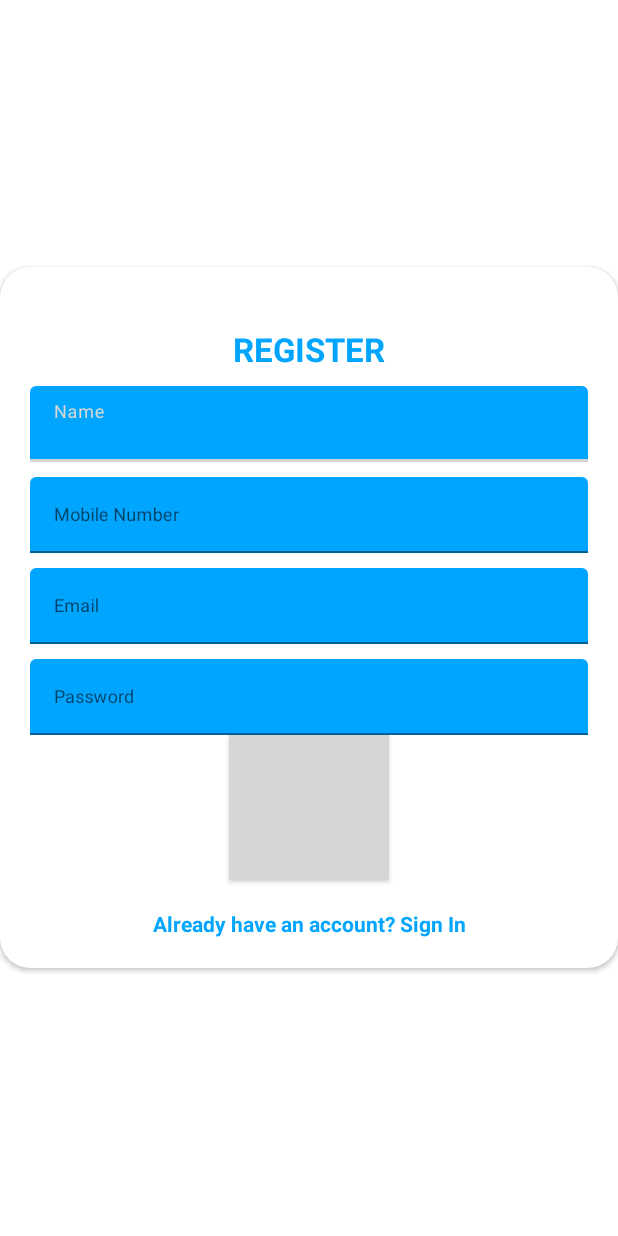
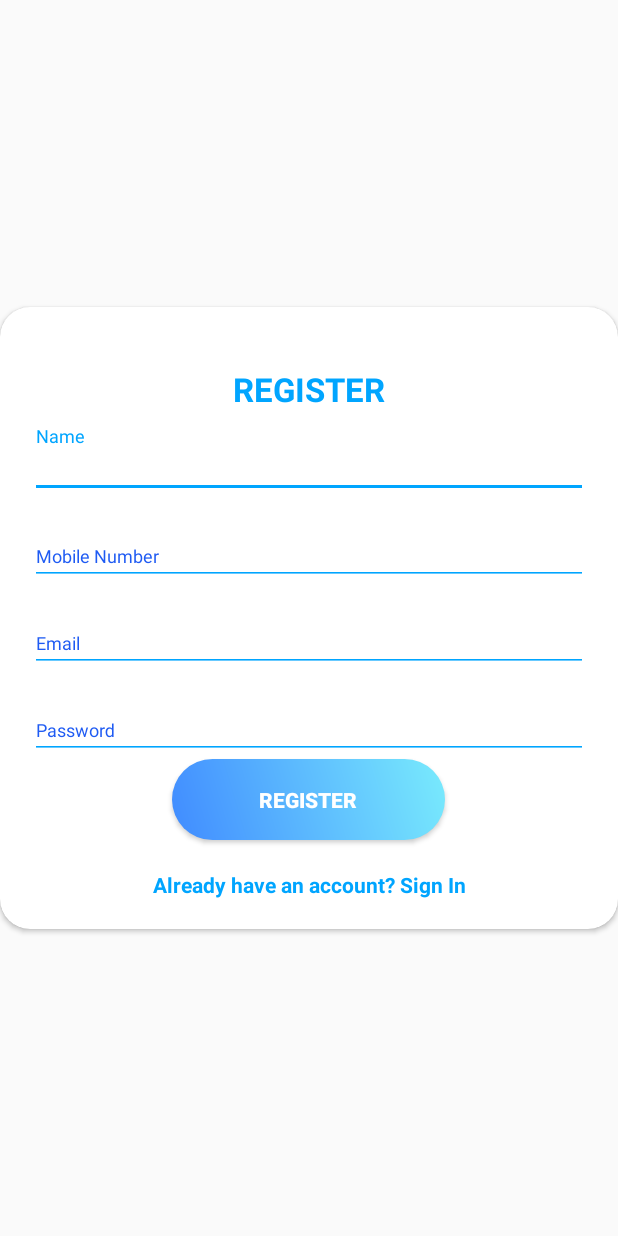
Before and after one commit to maor1122/Sportbelt, an Android app: the layout layout_register.xml on its own in the app's theme, with its tools: preview values and no code run, on a phone screen of 412 x 824 dp. Run offline under Robolectric (Android 15) with nearby library versions, the phone set to English and light mode, and no system bars; grey boxes are pictures that could not be loaded.

Commit message:
Fixed imported Login UI design.

```diff
--- a/app/build.gradle
+++ b/app/build.gradle
@@ -29,7 +29,6 @@ android {
 }
 
 dependencies {
-
     implementation 'androidx.appcompat:appcompat:1.4.1'
     implementation 'com.google.android.material:material:1.5.0'
     implementation 'androidx.constraintlayout:constraintlayout:2.1.3'
--- a/app/src/main/AndroidManifest.xml
+++ b/app/src/main/AndroidManifest.xml
@@ -9,7 +9,7 @@
         android:icon="@mipmap/ic_launcher"
         android:label="@string/app_name"
         android:supportsRtl="true"
-        android:theme="@style/Theme.Sbelt"
+        android:theme="@style/AppTheme.NoActionBar"
         tools:targetApi="31" >
         <activity
             android:name=".RegisterActivity"
--- /dev/null
+++ b/app/src/main/res/drawable/login_button_bk.xml
@@ -0,0 +1,17 @@
+<?xml version="1.0" encoding="utf-8"?>
+<shape xmlns:android="http://schemas.android.com/apk/res/android" android:shape="rectangle" >
+    <corners
+        android:radius="27dp"
+        />
+    <gradient
+        android:angle="45"
+        android:centerX="35%"
+        android:startColor="#408bff"
+        android:endColor="#79EBFD"
+        android:type="linear"
+        />
+    <size
+        android:width="182dp"
+        android:height="54dp"
+        />
+</shape>
--- a/app/src/main/res/layout/activity_login.xml
+++ b/app/src/main/res/layout/activity_login.xml
@@ -46,8 +46,8 @@ tools:context=".LoginActivity">
             <TextView
                 style="@style/headerText"
                 android:layout_gravity="center"
-                android:text="App Snipp"
-                android:layout_marginTop="40dp"/>
+                android:layout_marginTop="40dp"
+                android:text="Sportbelt" />
             <include
                 layout="@layout/layout_register"/>
 
--- a/app/src/main/res/layout/layout_register.xml
+++ b/app/src/main/res/layout/layout_register.xml
@@ -1,5 +1,5 @@
 <?xml version="1.0" encoding="utf-8"?>
-<android.support.v7.widget.CardView
+<androidx.cardview.widget.CardView
     xmlns:android="http://schemas.android.com/apk/res/android"
     xmlns:app="http://schemas.android.com/apk/res-auto"
     style="@style/loginCard"
@@ -20,7 +20,7 @@
             android:text="@string/register"
             android:layout_marginTop="@dimen/loginViewsMargin"/>
 
-        <android.support.design.widget.TextInputLayout
+        <com.google.android.material.textfield.TextInputLayout
             style="@style/parent"
             android:layout_marginTop="@dimen/signup_text_margin_top">
             <EditText
@@ -28,9 +28,9 @@
                 android:inputType="text"
                 android:maxLines="1"
                 android:hint="Name"/>
-        </android.support.design.widget.TextInputLayout>
+        </com.google.android.material.textfield.TextInputLayout>
 
-        <android.support.design.widget.TextInputLayout
+        <com.google.android.material.textfield.TextInputLayout
             style="@style/parent"
             android:layout_marginTop="@dimen/signup_text_margin_top">
             <EditText
@@ -38,9 +38,9 @@
                 android:inputType="text"
                 android:maxLines="1"
                 android:hint="Mobile Number"/>
-        </android.support.design.widget.TextInputLayout>
+        </com.google.android.material.textfield.TextInputLayout>
 
-        <android.support.design.widget.TextInputLayout
+        <com.google.android.material.textfield.TextInputLayout
             style="@style/parent"
             android:layout_marginTop="@dimen/signup_text_margin_top">
             <EditText
@@ -48,9 +48,9 @@
                 android:inputType="textEmailAddress"
                 android:maxLines="1"
                 android:hint="@string/login_email_hint"/>
-        </android.support.design.widget.TextInputLayout>
+        </com.google.android.material.textfield.TextInputLayout>
 
-        <android.support.design.widget.TextInputLayout
+        <com.google.android.material.textfield.TextInputLayout
             style="@style/parent"
             android:layout_marginTop="@dimen/signup_text_margin_top">
             <EditText
@@ -58,7 +58,7 @@
                 android:hint="@string/login_password_hint"
                 android:maxLines="1"
                 android:inputType="textPassword"/>
-        </android.support.design.widget.TextInputLayout>
+        </com.google.android.material.textfield.TextInputLayout>
 
         <Button
             style="@style/loginButton"
@@ -74,4 +74,4 @@
             android:layout_marginTop="@dimen/loginViewsMargin"/>
 
     </LinearLayout>
-</android.support.v7.widget.CardView>
+</androidx.cardview.widget.CardView>
--- a/app/src/main/res/values-night/themes.xml
+++ /dev/null
@@ -1,16 +0,0 @@
-<resources xmlns:tools="http://schemas.android.com/tools">
-    <!-- Base application theme. -->
-    <style name="Theme.Sbelt" parent="Theme.MaterialComponents.DayNight.DarkActionBar">
-        <!-- Primary brand color. -->
-        <item name="colorPrimary">@color/purple_200</item>
-        <item name="colorPrimaryVariant">@color/purple_700</item>
-        <item name="colorOnPrimary">@color/black</item>
-        <!-- Secondary brand color. -->
-        <item name="colorSecondary">@color/teal_200</item>
-        <item name="colorSecondaryVariant">@color/teal_200</item>
-        <item name="colorOnSecondary">@color/black</item>
-        <!-- Status bar color. -->
-        <item name="android:statusBarColor">?attr/colorPrimaryVariant</item>
-        <!-- Customize your theme here. -->
-    </style>
-</resources>
--- a/app/src/main/res/values/styles.xml
+++ b/app/src/main/res/values/styles.xml
@@ -58,8 +58,6 @@
         <item name="android:textColor">@color/whiteTextColor</item>
         <item name="android:textStyle">bold</item>
     </style>
-
-
     <!--onboarding designs-->
 
 
--- a/app/src/main/res/values/themes.xml
+++ /dev/null
@@ -1,16 +0,0 @@
-<resources xmlns:tools="http://schemas.android.com/tools">
-    <!-- Base application theme. -->
-    <style name="Theme.Sbelt" parent="Theme.MaterialComponents.DayNight.DarkActionBar">
-        <!-- Primary brand color. -->
-        <item name="colorPrimary">@color/purple_500</item>
-        <item name="colorPrimaryVariant">@color/purple_700</item>
-        <item name="colorOnPrimary">@color/white</item>
-        <!-- Secondary brand color. -->
-        <item name="colorSecondary">@color/teal_200</item>
-        <item name="colorSecondaryVariant">@color/teal_700</item>
-        <item name="colorOnSecondary">@color/black</item>
-        <!-- Status bar color. -->
-        <item name="android:statusBarColor">?attr/colorPrimaryVariant</item>
-        <!-- Customize your theme here. -->
-    </style>
-</resources>
```
Also changed, not shown: app/src/main/res/drawable/ic_launcher_background.xml (+67 -67 lines), app/src/main/res/layout/layout_login.xml (+9 -9 lines), app/src/main/res/values/colors.xml (+8 -0 lines).
